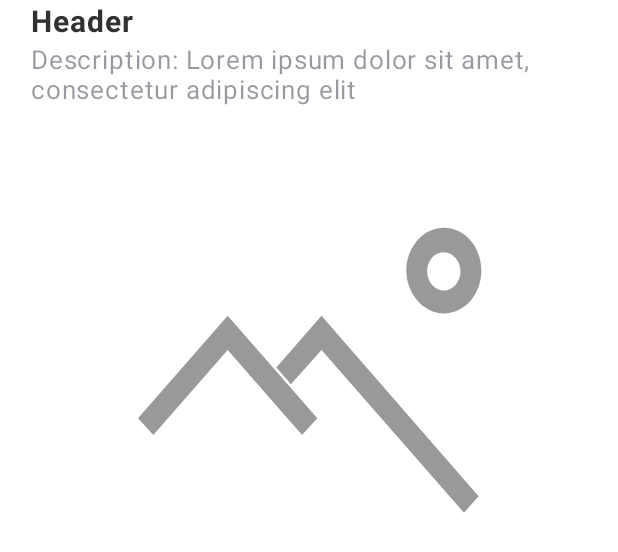
After one commit to TimurAbyzbaev/Translator_2, an Android app: the layout activity_description.xml on its own in the app's theme, with its tools: preview values and no code run, on a phone screen of 412 x 824 dp. The commit adds this screen. Shown: the top 552 px of the screen. Run offline under Robolectric (Android 15) with nearby library versions, the phone set to English and light mode, and no system bars.

Commit message:
Начал подключение модулей картинок

```diff
--- /dev/null
+++ b/app/src/main/java/com/example/translator_2/utils/ui/EquilateralImageView.kt
@@ -0,0 +1,15 @@
+package com.example.translator_2.utils.ui
+
+import android.content.Context
+import android.util.AttributeSet
+import androidx.appcompat.widget.AppCompatImageView
+
+class EquilateralImageView:AppCompatImageView {
+    constructor(context: Context) : super(context)
+
+    constructor(context: Context, attrs: AttributeSet) : super(context, attrs)
+
+    override fun onMeasure(widthMeasureSpec: Int, heightMeasureSpec: Int) {
+        super.onMeasure(widthMeasureSpec, widthMeasureSpec)
+    }
+}
--- /dev/null
+++ b/app/src/main/res/drawable/ic_history.xml
@@ -0,0 +1,6 @@
+<vector xmlns:android="http://schemas.android.com/apk/res/android" android:height="24dp"
+        android:viewportHeight="48" android:viewportWidth="48" android:width="24dp">
+    <path android:fillAlpha="0.9" android:fillColor="@color/colorAccent"
+          android:pathData="M25.99,6c-9.95,0 -17.99,8.06 -17.99,18h-6l7.79,7.79 0.14,0.29 8.07,-8.08h-6c0,-7.73 6.27,-14 14,-14s14,6.27 14,14 -6.27,14 -14,14c-3.87,0 -7.36,-1.58 -9.89,-4.11l-2.83,2.83c3.25,3.26 7.74,5.28 12.71,5.28 9.95,0 18.01,-8.06 18.01,-18s-8.06,-18 -18.01,-18zM24,16v10l8.56,5.08 1.44,-2.43 -7,-4.15v-8.5h-3z"
+          android:strokeAlpha="0.9"/>
+</vector>
--- /dev/null
+++ b/app/src/main/res/drawable/ic_no_photo_vector.xml
@@ -0,0 +1,15 @@
+<vector xmlns:android="http://schemas.android.com/apk/res/android"
+        android:width="24dp"
+        android:height="24dp"
+        android:viewportHeight="70"
+        android:viewportWidth="80">
+    <path
+            android:fillColor="@color/color_gray"
+            android:pathData="M28.3,27.7l10.7,10.7l2.2,-2.1l-12.9,-12.9l-12.9,12.9l2.2,2.1z"/>
+    <path
+            android:fillColor="@color/color_gray"
+            android:pathData="M41.8,27.7l20.5,20.5l2.1,-2.1l-22.6,-22.7l-6.5,6.5l2.1,2.1z"/>
+    <path
+            android:fillColor="@color/color_gray"
+            android:pathData="M59.4,23.1c3,0 5.4,-2.4 5.4,-5.4s-2.4,-5.4 -5.4,-5.4S54,14.8 54,17.7S56.5,23.1 59.4,23.1L59.4,23.1zM59.4,15.4c1.3,0 2.4,1.1 2.4,2.4c0,1.3 -1.1,2.4 -2.4,2.4c-1.3,0 -2.4,-1.1 -2.4,-2.4C57,16.4 58.1,15.4 59.4,15.4C59.4,15.3 59.4,15.3 59.4,15.4L59.4,15.4z"/>
+</vector>
--- /dev/null
+++ b/app/src/main/res/layout/activity_description.xml
@@ -0,0 +1,51 @@
+<?xml version="1.0" encoding="utf-8"?>
+<androidx.swiperefreshlayout.widget.SwipeRefreshLayout
+    xmlns:android="http://schemas.android.com/apk/res/android"
+    xmlns:tools="http://schemas.android.com/tools"
+    xmlns:app="http://schemas.android.com/apk/res-auto"
+    android:id="@+id/description_screen_swipe_refresh_layout"
+    android:layout_width="match_parent"
+    android:layout_height="match_parent"
+    android:paddingEnd="@dimen/margin_xx_small"
+    android:paddingLeft="@dimen/margin_xx_small"
+    android:paddingRight="@dimen/margin_xx_small"
+    android:paddingStart="@dimen/margin_xx_small">
+
+    <LinearLayout
+        android:layout_width="match_parent"
+        android:layout_height="wrap_content"
+        android:orientation="vertical"
+        android:layout_marginTop="@dimen/margin_medium"
+        android:fitsSystemWindows="true">
+
+        <TextView
+            android:id="@+id/description_header"
+            android:layout_width="wrap_content"
+            android:layout_marginStart="@dimen/margin_medium"
+            android:layout_height="wrap_content"
+            style="@style/HeaderTextStyle"
+            tools:text="Header"/>
+
+        <TextView
+            android:id="@+id/description_textview"
+            android:layout_width="wrap_content"
+            style="@style/BaseTextStyle"
+            android:layout_marginStart="@dimen/margin_medium"
+            android:layout_height="wrap_content"
+            tools:text="Description: Lorem ipsum dolor sit amet, consectetur adipiscing elit"/>
+
+        <com.example.translator_2.utils.ui.EquilateralImageView
+            android:id="@+id/description_imageview"
+            android:layout_width="match_parent"
+            android:layout_marginStart="@dimen/margin_medium"
+            android:layout_marginEnd="@dimen/margin_medium"
+            android:layout_marginTop="@dimen/margin_medium"
+            android:layout_height="wrap_content"
+            android:layout_gravity="center_horizontal"
+            app:srcCompat="@drawable/ic_no_photo_vector"
+            android:visibility="visible"
+            tools:visibility="visible"
+            android:contentDescription="@string/image_stub"/>
+
+    </LinearLayout>
+</androidx.swiperefreshlayout.widget.SwipeRefreshLayout>
--- a/app/src/main/res/values/strings.xml
+++ b/app/src/main/res/values/strings.xml
@@ -13,4 +13,5 @@
     <string name="dialog_button_cancel">Cancel</string>
     <string name="dialog_title_sorry">Sorry</string>
     <string name="error_stub">Error</string>
+    <string name="image_stub">Image</string>
 </resources>
```
Also changed, not shown: app/build.gradle (+15 -0 lines), app/src/main/java/com/example/translator_2/presentation/View/description/DescriptionActivity.kt (added, +117 -0 lines), app/src/main/res/drawable/ic_load_error_vector.xml (added, +12 -0 lines).
